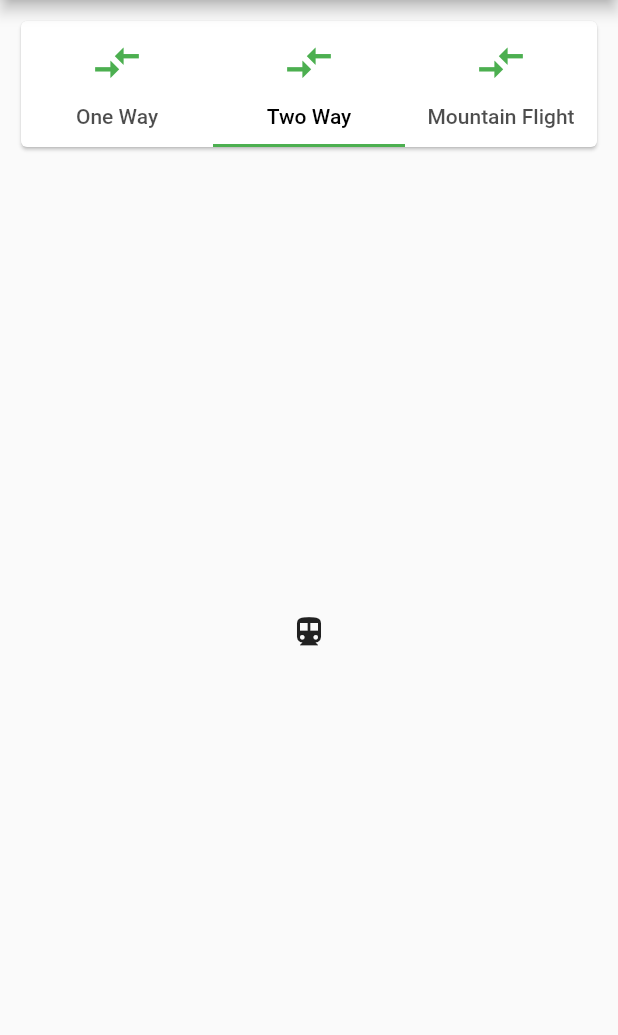
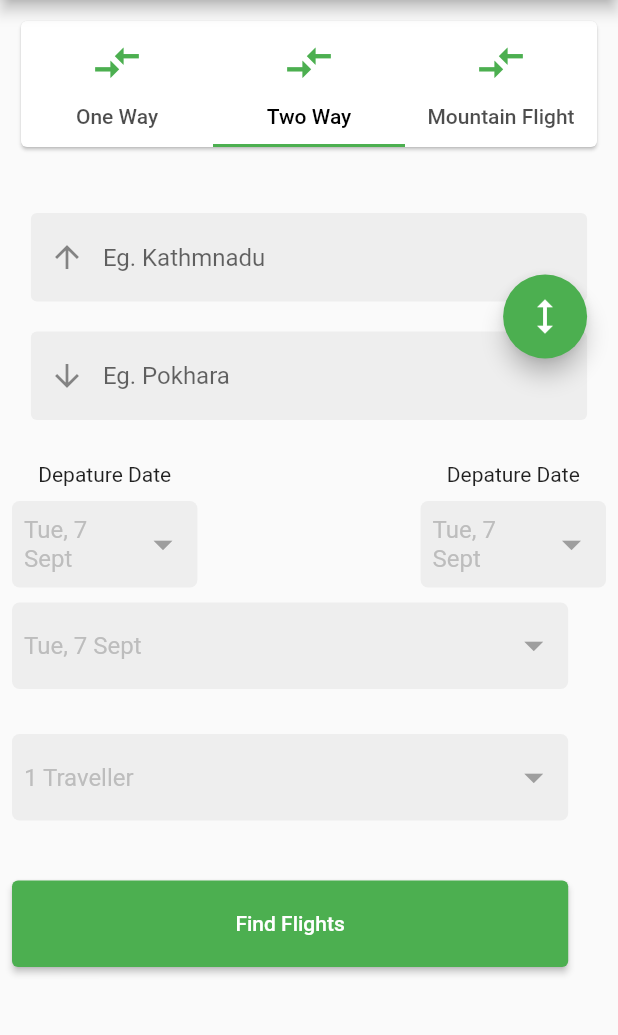
Before and after one commit to rajbahakdanyu/Khanepani_flutter, a Flutter app: the Airline screen opened by its route, tab 2 chosen, on a phone screen of 412 x 824 dp, the part 84-1119 px from its top. Run offline on Flutter 3.47's test engine with Material 2 defaults, Android fonts, the phone set to English and light mode, and no system bars.

Commit message:
Reduced redundant widgets

```diff
--- a/lib/pages/airline_page.dart
+++ b/lib/pages/airline_page.dart
@@ -1,6 +1,7 @@
 import 'package:flutter/material.dart';
 import 'package:khanepani/pages/mountain_flight.dart';
 import 'package:khanepani/pages/one_way_flight.dart';
+import 'package:khanepani/pages/two_way_flight.dart';
 import 'package:khanepani/widgets/flight_card_widget.dart';
 
 class Airline extends StatefulWidget {
@@ -42,7 +43,7 @@ class _AirlineState extends State<Airline> {
                 child: TabBarView(
                   children: [
                     OneWayFlight(),
-                    Icon(Icons.directions_transit),
+                    TwoWayFlight(),
                     MountainFlight(),
                   ],
                 ),
--- /dev/null
+++ b/lib/pages/two_way_flight.dart
@@ -0,0 +1,161 @@
+import 'package:flutter/material.dart';
+
+import 'package:khanepani/widgets/counter_input_widget.dart';
+import 'package:khanepani/widgets/flight_input_widget.dart';
+import 'package:khanepani/widgets/water_counter_widget.dart';
+
+class TwoWayFlight extends StatefulWidget {
+  const TwoWayFlight({Key? key}) : super(key: key);
+
+  @override
+  _TwoWayFlightState createState() => _TwoWayFlightState();
+}
+
+class _TwoWayFlightState extends State<TwoWayFlight> {
+  DateTime selectedDate = DateTime.now();
+
+  _selectDate(BuildContext context) async {
+    final DateTime? selected = await showDatePicker(
+      context: context,
+      initialDate: selectedDate,
+      firstDate: DateTime(2010),
+      lastDate: DateTime(2025),
+    );
+
+    if (selected != null && selected != selectedDate)
+      setState(() {
+        selectedDate = selected;
+      });
+  }
+
+  Widget buildSheet() => Padding(
+        padding: const EdgeInsets.all(15.0),
+        child: Column(
+          crossAxisAlignment: CrossAxisAlignment.start,
+          mainAxisSize: MainAxisSize.min,
+          children: [
+            Text(
+              'Passenger Information',
+              style: TextStyle(
+                fontSize: 22,
+              ),
+            ),
+            SizedBox(height: 20),
+            Row(
+              mainAxisAlignment: MainAxisAlignment.spaceBetween,
+              children: [
+                Text('Adults +12 yrs'),
+                CounterInputWidget(
+                  minimum: 1,
+                  initial: 1,
+                ),
+              ],
+            ),
+            Row(
+              mainAxisAlignment: MainAxisAlignment.spaceBetween,
+              children: [
+                Text('Childrens under 12 yrs'),
+                CounterInputWidget(),
+              ],
+            ),
+            SizedBox(height: 10),
+            ElevatedButton(
+              style: ElevatedButton.styleFrom(
+                fixedSize: Size(
+                  MediaQuery.of(context).size.width,
+                  MediaQuery.of(context).size.height * 0.07,
+                ),
+              ),
+              onPressed: () {},
+              child: Text('Apply'),
+            ),
+            SizedBox(height: 20),
+          ],
+        ),
+      );
+  @override
+  Widget build(BuildContext context) {
+    return Column(
+      children: [
+        SizedBox(height: 30),
+        FlightInputWidget(),
+        SizedBox(height: 20),
+        Padding(
+          padding: const EdgeInsets.all(8.0),
+          child: Column(
+            crossAxisAlignment: CrossAxisAlignment.start,
+            children: [
+              Row(
+                mainAxisAlignment: MainAxisAlignment.spaceBetween,
+                children: [
+                  Column(
+                    children: [
+                      Text('Depature Date'),
+                      SizedBox(height: 10),
+                      Container(
+                        width: MediaQuery.of(context).size.width * 0.3,
+                        child: WaterCounterWidget(
+                          title: 'Tue, 7 Sept',
+                          tapFunction: () => _selectDate(context),
+                        ),
+                      ),
+                    ],
+                  ),
+                  Column(
+                    children: [
+                      Text('Depature Date'),
+                      SizedBox(height: 10),
+                      Container(
+                        width: MediaQuery.of(context).size.width * 0.3,
+                        child: WaterCounterWidget(
+                          title: 'Tue, 7 Sept',
+                          tapFunction: () => _selectDate(context),
+                        ),
+                      ),
+                    ],
+                  ),
+                ],
+              ),
+              SizedBox(height: 10),
+              Container(
+                width: MediaQuery.of(context).size.width * 0.9,
+                child: Column(
+                  children: [
+                    WaterCounterWidget(
+                      title: 'Tue, 7 Sept',
+                      tapFunction: () => _selectDate(context),
+                    ),
+                    SizedBox(height: 30),
+                    WaterCounterWidget(
+                      title: '1 Traveller',
+                      tapFunction: () => showModalBottomSheet(
+                        context: context,
+                        builder: (context) => buildSheet(),
+                        shape: RoundedRectangleBorder(
+                          borderRadius: BorderRadius.vertical(
+                            top: Radius.circular(20),
+                          ),
+                        ),
+                      ),
+                    ),
+                    SizedBox(height: 40),
+                    ElevatedButton(
+                      style: ElevatedButton.styleFrom(
+                        fixedSize: Size(
+                          MediaQuery.of(context).size.width,
+                          MediaQuery.of(context).size.height * 0.07,
+                        ),
+                      ),
+                      onPressed: () {},
+                      child: Text('Find Flights'),
+                    ),
+                  ],
+                ),
+              ),
+            ],
+          ),
+        ),
+      ],
+    );
+  }
+}
```
Also changed, not shown: lib/widgets/depature_input_widget.dart (+100 -2 lines), lib/widgets/depature_widget.dart (deleted, +0 -114 lines).
